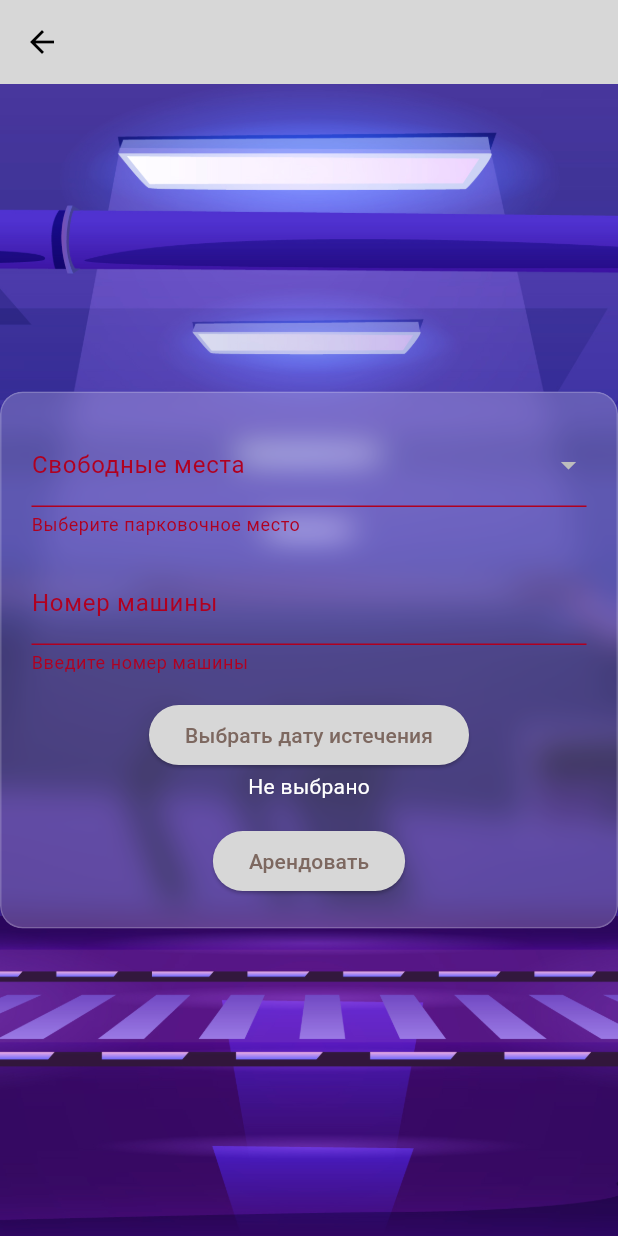
After one commit to KimYuriy/hackaton_2025_parking, a Flutter app: the RentPlacePage screen opened by its route, after a tap on "Выбрать дату истечения", after a tap on "Арендовать", on a phone screen of 412 x 824 dp. The commit adds this screen. Run offline on Flutter 3.47's test engine with Material 3 defaults, Android fonts, the phone set to English and light mode, and no system bars; our stand-ins replace bloc, dio, equatable, flutter_bloc, freezed_annotation, shared_preferences; missing offline and left inert: encrypt_shared_preferences; accounts and stored records are empty; network calls fail.

Commit message:
add rent possibility

```diff
--- /dev/null
+++ b/lib/components/pages/roles/owner/owner_access_request/bloc/owner_access_request_event.dart
@@ -0,0 +1,4 @@
+part of 'owner_access_request_bloc.dart';
+
+@immutable
+sealed class OwnerAccessRequestEvent {}
--- /dev/null
+++ b/lib/components/pages/roles/owner/owner_access_request/bloc/owner_access_request_state.dart
@@ -0,0 +1,6 @@
+part of 'owner_access_request_bloc.dart';
+
+@immutable
+sealed class OwnerAccessRequestState {}
+
+final class OwnerAccessRequestInitial extends OwnerAccessRequestState {}
--- /dev/null
+++ b/lib/components/pages/roles/tenant/tenant_rent_place/bloc/rent_place_state.dart
@@ -0,0 +1,6 @@
+part of 'rent_place_bloc.dart';
+
+@immutable
+sealed class RentPlaceState {}
+
+final class RentPlaceInitial extends RentPlaceState {}
--- /dev/null
+++ b/lib/components/pages/roles/tenant/tenant_rent_place/model/for_rent_parking_spot_model.dart
@@ -0,0 +1,25 @@
+import 'package:equatable/equatable.dart';
+import 'package:flutter/material.dart';
+
+class ForRentParkingSpotModel extends Equatable {
+  ForRentParkingSpotModel({
+    required this.spotNumber,
+    required this.id
+  });
+
+  final String spotNumber;
+  final int id;
+
+  @override
+  List<Object?> get props => [
+    spotNumber,
+    id
+  ];
+
+  factory ForRentParkingSpotModel.fromJson(Map<String, dynamic> json) {
+    return ForRentParkingSpotModel(
+      spotNumber: json['spot_number'],
+      id: json['id']
+    );
+  }
+}
--- /dev/null
+++ b/lib/components/pages/roles/tenant/tenant_rent_place/ui/rent_place_page.dart
@@ -0,0 +1,171 @@
+import 'dart:ui';
+import 'package:flutter/material.dart';
+import 'package:intl/intl.dart';
+import 'package:parking_admin/components/pages/roles/tenant/tenant_rent_place/model/for_rent_parking_spot_model.dart';
+import 'package:parking_admin/main.dart';
+import 'package:parking_admin/services/network/tenant/tenant_api.dart';
+
+class RentPlacePage extends StatefulWidget {
+  static const route = "/rent_place";
+  const RentPlacePage({super.key});
+
+  @override
+  State<RentPlacePage> createState() => _RentPlacePageState();
+}
+
+class _RentPlacePageState extends State<RentPlacePage> {
+  final TenantApi _tenantApi = TenantApi();
+  final _formKey = GlobalKey<FormState>();
+
+  List<ForRentParkingSpotModel> _freeSpots = [];
+  ForRentParkingSpotModel? _selectedSpot;
+  String? _carNumber;
+  DateTime? _expirationDate;
+
+  @override
+  void initState() {
+    super.initState();
+    _loadFreePlaces();
+  }
+
+  Future<void> _loadFreePlaces() async {
+    try {
+      final spots = await _tenantApi.getFreePlaces();
+      setState(() {
+        _freeSpots = spots;
+      });
+    } catch (e) {
+      ScaffoldMessenger.of(context).showSnackBar(
+        SnackBar(content: Text('Ошибка загрузки мест: $e')),
+      );
+    }
+  }
+
+  void _submitForm() async {
+    try {
+      if (_formKey.currentState!.validate()) {
+        _formKey.currentState!.save();
+        bool answer = await _tenantApi.rentPlace(
+            _selectedSpot!.id,
+            _carNumber!,
+            _expirationDate!);
+        if (answer) {
+          ScaffoldMessenger.of(context).showSnackBar(
+            const SnackBar(content: Text('Форма отправлена')),
+          );
+        }
+      }
+    } on Exception catch (e) {
+      ScaffoldMessenger.of(context).showSnackBar(
+        SnackBar(content: Text(e.toString()), backgroundColor: Colors.red),
+      );
+    }
+  }
+
+  Future<void> _pickDate() async {
+    DateTime now = DateTime.now();
+    final DateTime? picked = await showDatePicker(
+      context: context,
+      initialDate: now,
+      firstDate: now,
+      lastDate: now.add(const Duration(days: 365)),
+    );
+    if (picked != null) {
+      final TimeOfDay? timePicked = await showTimePicker(
+        context: context,
+        initialTime: TimeOfDay.now(),
+      );
+      if (timePicked != null) {
+        setState(() {
+          _expirationDate = DateTime(
+              picked.year, picked.month, picked.day, timePicked.hour, timePicked.minute);
+        });
+      }
+    }
+  }
+
+  @override
+  Widget build(BuildContext context) {
+    return Scaffold(
+      appBar: AppBar(
+      ),
+      body: Container(
+        decoration: const BoxDecoration(
+          image: DecorationImage(
+            image: AssetImage('assets/images/underground_parking.jpg'),
+            fit: BoxFit.cover,
+          ),
+        ),
+        child: Center(
+          child: ClipRRect(
+            borderRadius: BorderRadius.circular(15),
+            child: BackdropFilter(
+              filter: ImageFilter.blur(sigmaX: 10.0, sigmaY: 10.0),
+              child: Container(
+                padding: const EdgeInsets.all(20.0),
+                decoration: BoxDecoration(
+                  color: Colors.white.withOpacity(0.2),
+                  borderRadius: BorderRadius.circular(15.0),
+                  border: Border.all(color: Colors.white.withOpacity(0.2), width: 1.0),
+                ),
+                child: Form(
+                  key: _formKey,
+                  child: Column(
+                    mainAxisSize: MainAxisSize.min,
+                    children: [
+                      DropdownButtonFormField<ForRentParkingSpotModel>(
+                        decoration: const InputDecoration(labelText: 'Свободные места'),
+                        items: _freeSpots.map((spot) {
+                          return DropdownMenuItem(
+                            value: spot,
+                            child: Text('Место ${spot.spotNumber}'),
+                          );
+                        }).toList(),
+                        onChanged: (value) => setState(() => _selectedSpot = value),
+                        validator: (value) => value == null ? 'Выберите парковочное место' : null,
+                      ),
+                      const SizedBox(height: 16),
+                      TextFormField(
+                        decoration: const InputDecoration(labelText: 'Номер машины'),
+                        validator: (value) {
+                          if (value == null || value.isEmpty) {
+                            return 'Введите номер машины';
+                          } else if (value.length < 4) {
+                            return 'Слишком короткий номер';
+                          }
+                          return null;
+                        },
+                        onSaved: (value) => _carNumber = value,
+                      ),
+                      const SizedBox(height: 16),
+                      Column(
+                        crossAxisAlignment: CrossAxisAlignment.center,
+                        children: [
+                          ElevatedButton(
+                            onPressed: _pickDate,
+                            child: const Text('Выбрать дату истечения'),
+                          ),
+                          const SizedBox(width: 10),
+                          Text(_expirationDate != null
+                              ? DateFormat('dd.MM.yyyy HH:mm').format(_expirationDate!)
+                              : 'Не выбрано',
+                            style: TextStyle(color: Colors.white),
+                          ),
+                        ],
+                      ),
+                      const SizedBox(height: 16),
+                      ElevatedButton(
+                        onPressed: _submitForm,
+                        child: const Text('Арендовать'),
+                      ),
+                    ],
+                  ),
+                ),
+              ),
+            ),
+          ),
+        ),
+      ),
+    );
+  }
+}
--- a/lib/main.dart
+++ b/lib/main.dart
@@ -7,6 +7,7 @@ import 'package:parking_admin/components/pages/places/bloc/places_layout/places_
 import 'package:parking_admin/components/pages/places/bloc/places_table/places_table_bloc.dart';
 import 'package:parking_admin/components/pages/places/ui/common/places_table/edit_row_alert/bloc/edit_row_bloc.dart';
 import 'package:parking_admin/components/pages/roles/owner/owner_main/bloc/owner_bloc.dart';
+import 'package:parking_admin/components/pages/roles/tenant/tenant_rent_place/ui/rent_place_page.dart';
 import 'package:parking_admin/services/network/network_api.dart';
 import 'package:parking_admin/components/pages/auth/auth_roles_preload.dart';
 import 'package:parking_admin/components/pages/places/places_page.dart';
@@ -66,6 +67,7 @@ class App extends StatelessWidget {
         RegistrationPage.route: (_) => const RegistrationPage(),
         LoginPage.route: (_) => const LoginPage(),
         PlacesPage.route: (_) => const PlacesPage(),
+        RentPlacePage.route: (_) => const RentPlacePage(),
       },
     ));
   }
--- /dev/null
+++ b/lib/services/network/tenant/tenant_api.dart
@@ -0,0 +1,46 @@
+import 'package:flutter/material.dart';
+import 'package:parking_admin/components/pages/roles/tenant/tenant_rent_place/model/for_rent_parking_spot_model.dart';
+import 'package:parking_admin/services/network/network_api.dart';
+
+class TenantApi extends NetworkApi {
+
+  Future<List<ForRentParkingSpotModel>> getFreePlaces() async {
+    try {
+      final response = await dio.get('/parking-spots/available');
+
+      if (response.statusCode == 200) {
+        List<ForRentParkingSpotModel> content = (response.data as List)
+            .map((json) => ForRentParkingSpotModel.fromJson(json))
+            .toList();
+        return content;
+      } else {
+        throw Exception('Ошибка запроса getFreePlaces: ${response.statusCode}');
+      }
+    } catch (e) {
+      throw Exception('Ошибка запроса getFreePlaces: $e');
+    }
+  }
+
+  Future<bool> rentPlace(int placeId, String vehicleNumber, DateTime date) async {
+    try {
+      String date1 = date.toString().trim().replaceAll(" ", "T");
+      print(date1);
+      final response = await dio.post(
+          "/parking-spots/${placeId}/reserve",
+          data: {
+            "license_plate": vehicleNumber,
+            "until": date1
+          }
+      );
+
+      if (response.statusCode == 200) {
+        return true;
+      } else {
+        throw Exception('Ошибка аренды: ${response.statusCode}');
+      }
+    } catch (e) {
+      throw Exception('Ошибка аренды: $e');
+    }
+  }
+
+}
--- a/pubspec.yaml
+++ b/pubspec.yaml
@@ -9,6 +9,7 @@ environment:
 dependencies:
   flutter:
     sdk: flutter
+  intl: ^0.18.0
   provider: null
   encrypt_shared_preferences: ^0.7.4
   equatable: ^2.0.5
```
Also changed, not shown: lib/components/pages/roles/owner/owner_access_request/bloc/owner_access_request_bloc.dart (added, +13 -0 lines), lib/components/pages/roles/owner/owner_access_request/ui/owner_access_request_window.dart (added, +15 -0 lines), lib/components/pages/roles/tenant/tenant_main/tenant_main_page.dart (+10 -5 lines), lib/components/pages/roles/tenant/tenant_rent_place/bloc/rent_place_bloc.dart (added, +15 -0 lines), lib/components/pages/roles/tenant/tenant_rent_place/bloc/rent_place_event.dart (added, +12 -0 lines), pubspec.lock, 1 other file.
